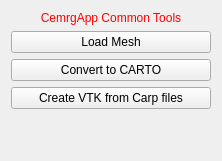
First picture: the form in CemrgApp/Plugins/kcl.cemrgapp.mainapp/src/internal/QmitkCemrgAppCommonToolsControls.ui, repository OpenHeartDevelopers/CemrgApp, before the edit.
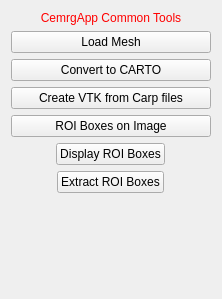
Second picture: the form after the edit.

Commit message: [feature] Create ROIin image for cutting - missing cutting

The edit to the form file:
```diff
--- a/CemrgApp/Plugins/kcl.cemrgapp.mainapp/src/internal/QmitkCemrgAppCommonToolsControls.ui
+++ b/CemrgApp/Plugins/kcl.cemrgapp.mainapp/src/internal/QmitkCemrgAppCommonToolsControls.ui
@@ -7,7 +7,7 @@
     <x>0</x>
     <y>0</y>
     <width>222</width>
-    <height>161</height>
+    <height>299</height>
    </rect>
   </property>
   <property name="minimumSize">
@@ -60,6 +60,27 @@
      </property>
     </widget>
    </item>
+   <item>
+    <widget class="QPushButton" name="btn_roiboxes">
+     <property name="text">
+      <string>ROI Boxes on Image</string>
+     </property>
+    </widget>
+   </item>
+   <item alignment="Qt::AlignHCenter">
+    <widget class="QPushButton" name="btn_roiboxes_pts">
+     <property name="text">
+      <string>Display ROI Boxes</string>
+     </property>
+    </widget>
+   </item>
+   <item alignment="Qt::AlignHCenter">
+    <widget class="QPushButton" name="btn_roiboxes_create">
+     <property name="text">
+      <string>Extract ROI Boxes</string>
+     </property>
+    </widget>
+   </item>
    <item>
     <spacer name="spacer1">
      <property name="orientation">
```
The commit also changes 6 other files.
